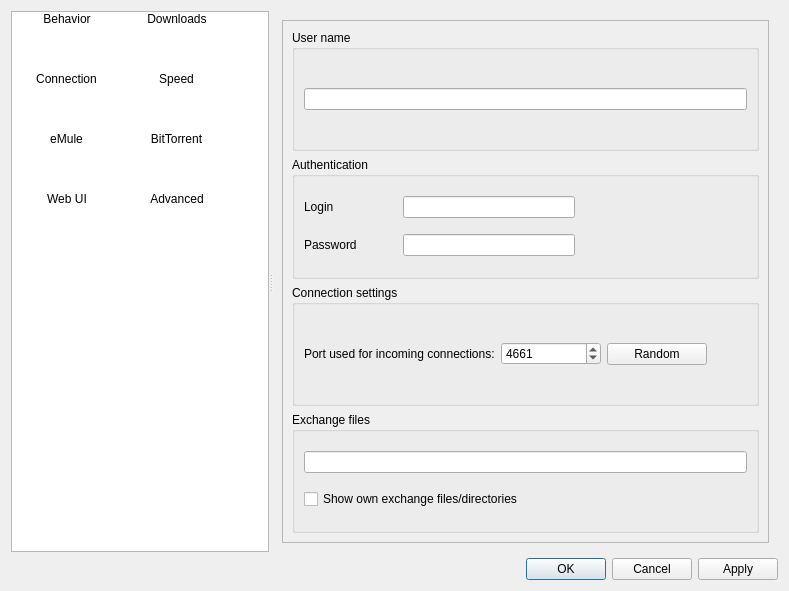
The window that src/preferences/options.ui (qmule/qmule) describes before a commit, drawn with Qt 5.
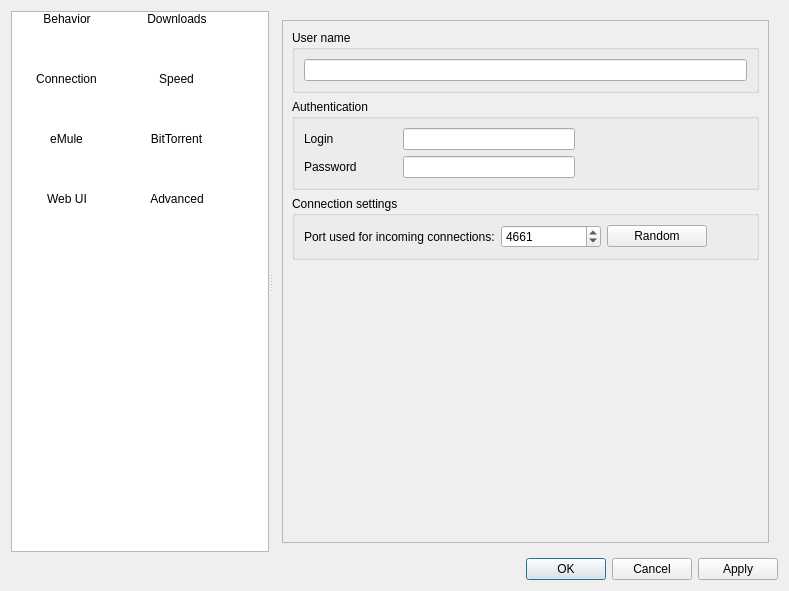
The same window after the commit. The open tabs and pages were chosen to show the change. Icons and pictures are not drawn.

Commit message: Rename options, remove incoming directory - use common save path

What changed in the file:
```diff
--- a/src/preferences/options.ui
+++ b/src/preferences/options.ui
@@ -2027,27 +2027,17 @@
              </layout>
             </item>
             <item>
-             <layout class="QHBoxLayout" name="horizontalLayout_15">
-              <item>
-               <widget class="QGroupBox" name="groupBox_10">
-                <property name="title">
-                 <string>Exchange files</string>
-                </property>
-                <layout class="QVBoxLayout" name="verticalLayout_32">
-                 <item>
-                  <widget class="QLineEdit" name="editExchaneDir"/>
-                 </item>
-                 <item>
-                  <widget class="QCheckBox" name="checkExchange">
-                   <property name="text">
-                    <string>Show own exchange files/directories</string>
-                   </property>
-                  </widget>
-                 </item>
-                </layout>
-               </widget>
-              </item>
-             </layout>
+             <spacer name="verticalSpacer_3">
+              <property name="orientation">
+               <enum>Qt::Vertical</enum>
+              </property>
+              <property name="sizeHint" stdset="0">
+               <size>
+                <width>20</width>
+                <height>40</height>
+               </size>
+              </property>
+             </spacer>
             </item>
            </layout>
           </widget>
```
Left out of the diff: 10 changed lines with no effect on the pictures. The commit also changes 4 other files.
